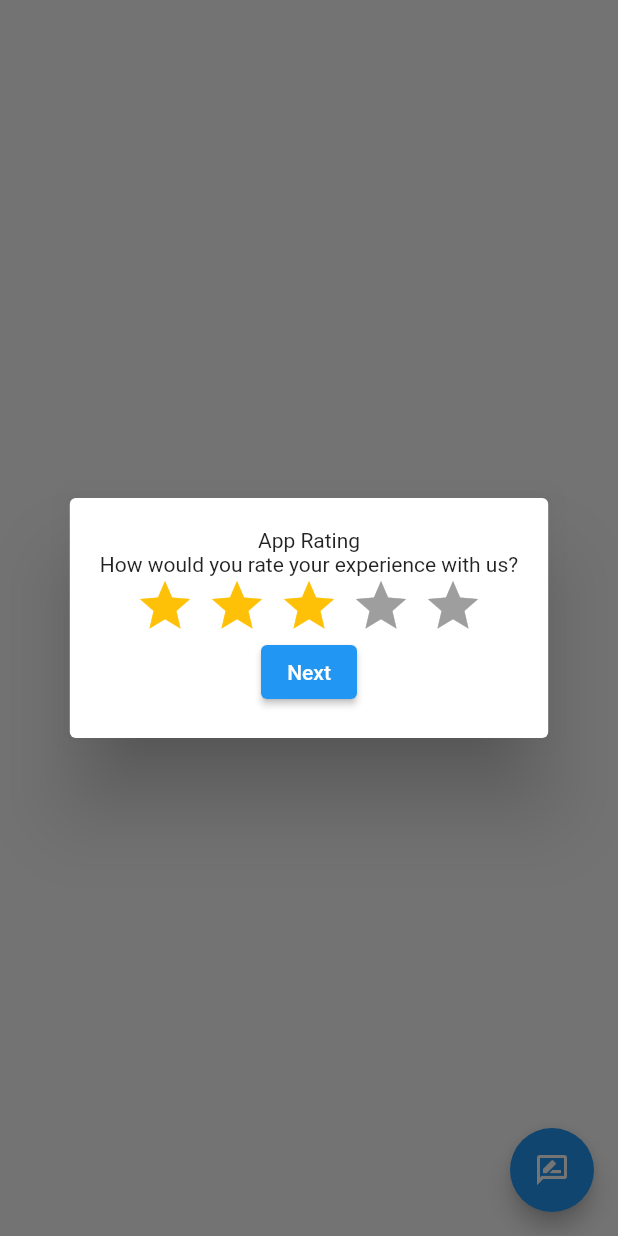
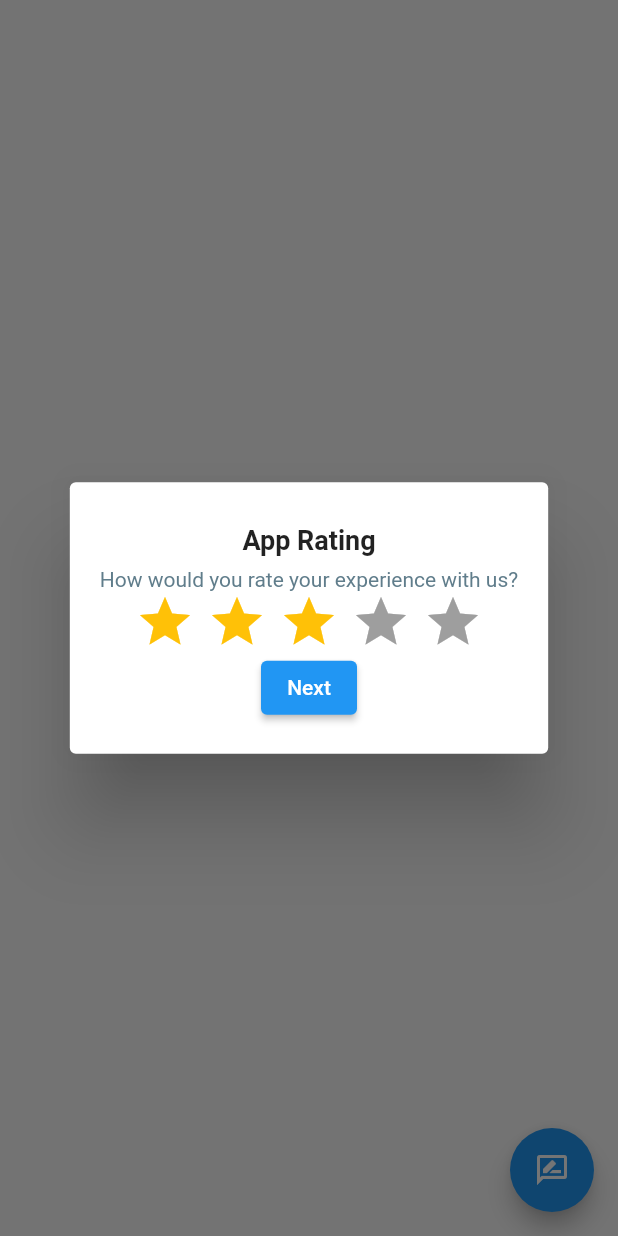
Before and after one commit to NoelieChristyCatolin/istack_test_app, a Flutter app: the ReviewScreen screen opened directly, after a tap on the "rate review" icon, on a phone screen of 412 x 824 dp. Run offline on Flutter 3.47's test engine with Material 2 defaults, Android fonts, the light colour scheme and no system bars; drawn by our look-alikes of flutter_rating_bar; our stand-ins replace cloud_firestore, firebase_core, hive, hive_flutter; accounts and stored records are empty; generated files the repository leaves out were written again.

Commit message:
fix: review screen ui

```diff
--- a/lib/features/review/review_modal.dart
+++ b/lib/features/review/review_modal.dart
@@ -26,8 +26,11 @@ class _ReviewState extends State<ReviewModal> {
               child: Column(
                 mainAxisSize: MainAxisSize.min,
                 children: [
-                  Text('App Rating'),
-                  Text('How would you rate your experience with us?'),
+                  Padding(
+                    padding: const EdgeInsets.all(8.0),
+                    child: Text('App Rating', style: TextStyle(fontSize: 18, fontWeight: FontWeight.bold),),
+                  ),
+                  Text('How would you rate your experience with us?', style: TextStyle(color: Colors.blueGrey),),
                   RatingBar.builder(
                     initialRating: 3,
                     minRating: 1,
@@ -64,11 +67,13 @@ class _ReviewState extends State<ReviewModal> {
                   Text('Let us know what you think'),
                   SizedBox(height: 20,),
                   Container(
-                      height: 200,
+                      // height: 200,
                       child: TextFormField(
                         controller: controller,
+                        keyboardType: TextInputType.multiline,
+                        maxLines: null,
                         decoration: new InputDecoration(
-                          hintText: 'Enter ypour feedback here...',
+                          hintText: 'Enter your feedback here...',
                           border: new OutlineInputBorder(
                             borderRadius: const BorderRadius.all(
                               const Radius.circular(8.0),
```
Also changed, not shown: lib/features/review/review_provider.dart (+4 -3 lines), lib/features/review/review_screen.dart (+23 -2 lines).
